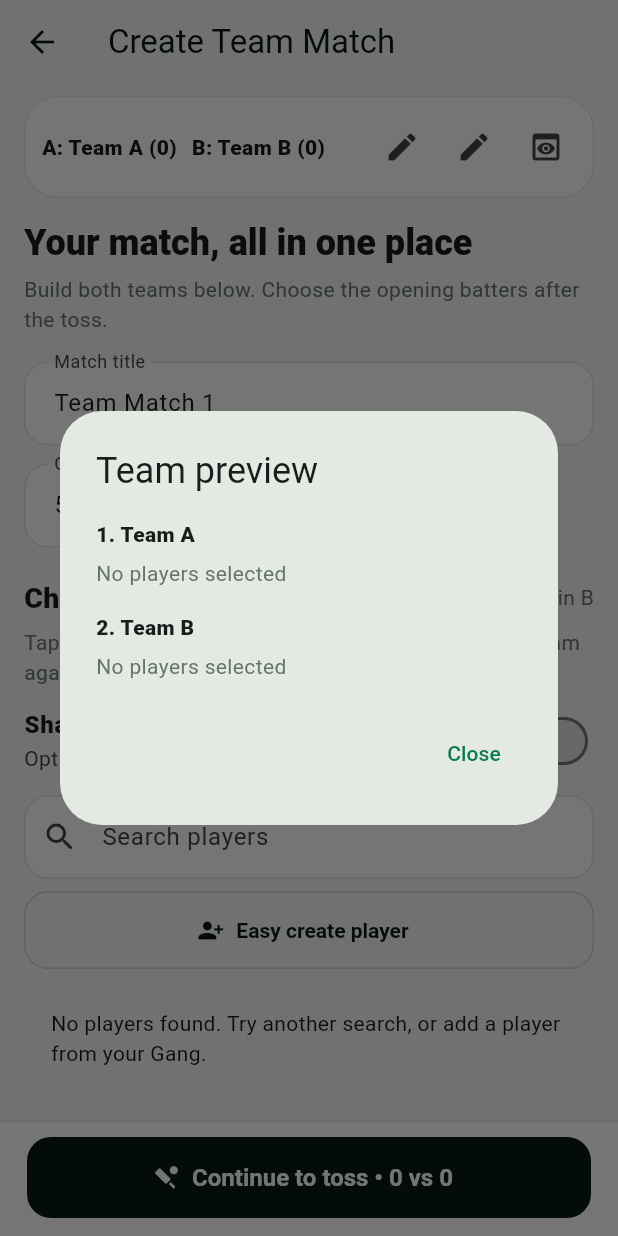
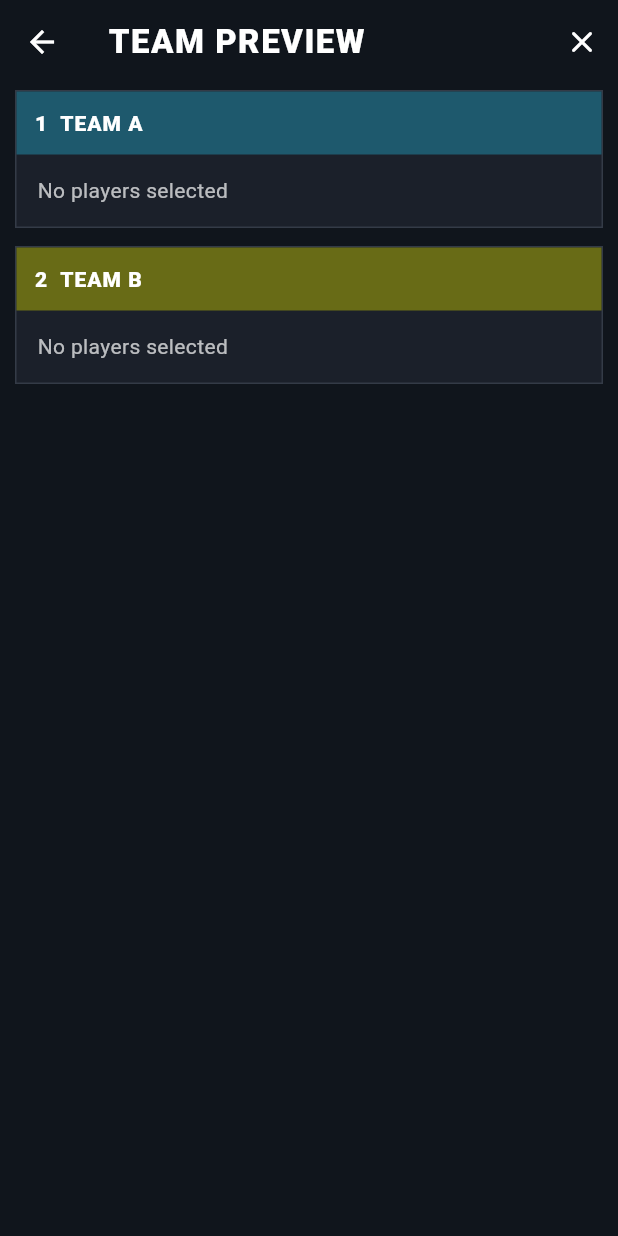
Before and after one commit to rc-balaji/TexiolCricXii, a Flutter app: the CreateTeamMatchScreen screen opened directly, after a tap on the "preview" icon, on a phone screen of 412 x 824 dp. Run offline on Flutter 3.47's test engine with Material 3 defaults, Android fonts, the phone set to English and light mode, and no system bars; our stand-ins replace cloud_firestore, firebase_auth, firebase_core, pdf, share_plus, shared_preferences; accounts and stored records are empty; network calls fail; statements that could not run were skipped.

Commit message:
feat: polish team preview and overs setup
Add sharp full-screen team preview panels, prevent focus restoration after preview dismissal, and offer 4, 6, 8, or custom overs presets.\n\nCo-authored-by: Copilot <223556219+Copilot@users.noreply.github.com>

```diff
--- a/lib/screens/create_team_match_screen.dart
+++ b/lib/screens/create_team_match_screen.dart
@@ -29,7 +29,7 @@ class CreateTeamMatchScreen extends StatefulWidget {
 class _CreateTeamMatchScreenState extends State<CreateTeamMatchScreen> {
   final _title = TextEditingController();
   final _search = TextEditingController();
-  final _overs = TextEditingController(text: '5');
+  final _overs = TextEditingController(text: '4');
   final _limitOvers = TextEditingController(text: '2');
   final _extraBowlers = TextEditingController(text: '1');
   final _teamAName = TextEditingController(text: 'Team A');
@@ -48,6 +48,7 @@ class _CreateTeamMatchScreenState extends State<CreateTeamMatchScreen> {
   bool _limitEnabled = false;
   bool _extraOverEnabled = false;
   bool _jokerEnabled = false;
+  bool _customOvers = false;
   PointRules _pointRules = const PointRules();
   String? _jokerId;
   String? _captainA;
@@ -95,6 +96,8 @@ class _CreateTeamMatchScreenState extends State<CreateTeamMatchScreen> {
     if (template == null) return;
     final rules = template.rules;
     _overs.text = '${rules.ballLimit ~/ rules.ballsPerOver}';
+    _customOvers =
+        !const [4, 6, 8].contains(rules.ballLimit ~/ rules.ballsPerOver);
     _teamAName.text = template.teamA.name;
     _teamBName.text = template.teamB.name;
     _teamA.addAll(template.teamA.playerIds);
@@ -204,52 +207,159 @@ class _CreateTeamMatchScreenState extends State<CreateTeamMatchScreen> {
   }
 
   Future<void> _showTeamPreview() async {
+    FocusManager.instance.primaryFocus?.unfocus();
     final store = AppScope.read(context);
     await showDialog<void>(
       context: context,
       builder:
-          (context) => AlertDialog(
-            title: const Text('Team preview'),
-            content: SizedBox(
-              width: double.maxFinite,
-              child: ListView(
-                shrinkWrap: true,
+          (context) => Dialog.fullscreen(
+            child: Scaffold(
+              backgroundColor: const Color(0xFF10151C),
+              appBar: AppBar(
+                backgroundColor: const Color(0xFF10151C),
+                foregroundColor: Colors.white,
+                title: const Text(
+                  'TEAM PREVIEW',
+                  style: TextStyle(
+                    fontWeight: FontWeight.w900,
+                    letterSpacing: 1,
+                  ),
+                ),
+                actions: [
+                  IconButton(
+                    tooltip: 'Close',
+                    onPressed: () => Navigator.pop(context),
+                    icon: const Icon(Icons.close_rounded),
+                  ),
+                ],
+              ),
+              body: SafeArea(
+                top: false,
+                child: LayoutBuilder(
+                  builder: (context, constraints) {
+                    final teams = [
+                      _previewPanel(
+                        '1',
+                        _teamAName.text,
+                        _teamA,
+                        store,
+                        const Color(0xFF1E596D),
+                      ),
+                      _previewPanel(
+                        '2',
+                        _teamBName.text,
+                        _teamB,
+                        store,
+                        const Color(0xFF686B16),
+                      ),
+                    ];
+                    if (constraints.maxWidth < 620) {
+                      return ListView(
+                        padding: const EdgeInsets.fromLTRB(10, 4, 10, 18),
                         children: [
-                  _previewList('1. ${_teamAName.text}', _teamA, store),
-                  const SizedBox(height: 16),
-                  _previewList('2. ${_teamBName.text}', _teamB, store),
+                          teams[0],
+                          const SizedBox(height: 12),
+                          teams[1],
+                        ],
+                      );
+                    }
+                    return Row(
+                      crossAxisAlignment: CrossAxisAlignment.start,
+                      children: [
+                        Expanded(child: teams[0]),
+                        const SizedBox(width: 10),
+                        Expanded(child: teams[1]),
+                      ],
+                    );
+                  },
+                ),
+              ),
+            ),
+          ),
+    );
+    if (mounted) {
+      FocusScope.of(context).unfocus();
+      FocusManager.instance.primaryFocus?.unfocus();
+    }
+  }
+
+  Widget _previewPanel(
+    String serial,
+    String name,
+    List<String> ids,
+    AppStore store,
+    Color headerColor,
+  ) => Container(
+    decoration: BoxDecoration(
+      color: const Color(0xFF1B202A),
+      border: Border.all(color: const Color(0xFF343B47)),
+    ),
+    child: Column(
+      crossAxisAlignment: CrossAxisAlignment.stretch,
+      children: [
+        Container(
+          padding: const EdgeInsets.symmetric(horizontal: 12, vertical: 11),
+          color: headerColor,
+          child: Text(
+            '$serial  ${name.toUpperCase()}',
+            maxLines: 1,
+            overflow: TextOverflow.ellipsis,
+            style: const TextStyle(
+              color: Colors.white,
+              fontWeight: FontWeight.w900,
+              letterSpacing: .7,
+            ),
+          ),
+        ),
+        if (ids.isEmpty)
+          const Padding(
+            padding: EdgeInsets.all(14),
+            child: Text(
+              'No players selected',
+              style: TextStyle(color: Colors.white70),
+            ),
+          )
+        else
+          for (var index = 0; index < ids.length; index++)
+            Container(
+              padding: const EdgeInsets.symmetric(horizontal: 10, vertical: 9),
+              decoration: BoxDecoration(
+                color:
+                    index.isEven
+                        ? const Color(0xFF292D38)
+                        : const Color(0xFF232731),
+                border: const Border(
+                  bottom: BorderSide(color: Color(0xFF11151B)),
+                ),
+              ),
+              child: Row(
+                children: [
+                  SizedBox(
+                    width: 28,
+                    child: Text(
+                      '${index + 1}',
+                      style: const TextStyle(
+                        color: Colors.white54,
+                        fontWeight: FontWeight.w900,
+                      ),
+                    ),
+                  ),
+                  Expanded(
+                    child: Text(
+                      store.playerById(ids[index])?.name ?? ids[index],
+                      maxLines: 1,
+                      overflow: TextOverflow.ellipsis,
+                      style: const TextStyle(
+                        color: Colors.white,
+                        fontWeight: FontWeight.w700,
+                      ),
+                    ),
+                  ),
                 ],
               ),
             ),
-            actions: [
-              TextButton(
-                onPressed: () => Navigator.pop(context),
-                child: const Text('Close'),
-              ),
       ],
     ),
-    );
-  }
-
-  Widget _previewList(String title, List<String> ids, AppStore store) => Column(
-    crossAxisAlignment: CrossAxisAlignment.start,
-    children: [
-      Text(title, style: const TextStyle(fontWeight: FontWeight.w900)),
-      const SizedBox(height: 6),
-      if (ids.isEmpty)
-        const Text(
-          'No players selected',
-          style: TextStyle(color: AppColors.muted),
-        )
-      else
-        for (var index = 0; index < ids.length; index++)
-          Padding(
-            padding: const EdgeInsets.only(bottom: 4),
-            child: Text(
-              '${index + 1}. ${store.playerById(ids[index])?.name ?? ids[index]}',
-            ),
-          ),
-    ],
   );
 
   Future<void> _easyCreatePlayer() async {
@@ -468,7 +578,7 @@ class _CreateTeamMatchScreenState extends State<CreateTeamMatchScreen> {
           Expanded(
             child: ListView(
               key: const ValueKey('team-match-setup-scroll'),
-              cacheExtent: 10000,
+              keyboardDismissBehavior: ScrollViewKeyboardDismissBehavior.onDrag,
               padding: const EdgeInsets.fromLTRB(16, 6, 16, 24),
               children: [
                 Text(
@@ -485,33 +595,58 @@ class _CreateTeamMatchScreenState extends State<CreateTeamMatchScreen> {
                 const SizedBox(height: 18),
                 TextField(
                   controller: _title,
+                  onTapOutside:
+                      (_) => FocusManager.instance.primaryFocus?.unfocus(),
                   decoration: const InputDecoration(labelText: 'Match title'),
                 ),
                 const SizedBox(height: 12),
-                Row(
+                const Text(
+                  'Overs per innings',
+                  style: TextStyle(fontWeight: FontWeight.w800),
+                ),
+                const SizedBox(height: 8),
+                Wrap(
+                  spacing: 8,
+                  runSpacing: 8,
                   children: [
-                    Expanded(
-                      child: TextField(
+                    for (final value in [4, 6, 8])
+                      ChoiceChip(
+                        label: Text('$value overs'),
+                        selected: !_customOvers && _oversValue == value,
+                        onSelected:
+                            (_) => setState(() {
+                              _customOvers = false;
+                              _overs.text = '$value';
+                            }),
+                      ),
+                    ChoiceChip(
+                      label: const Text('Custom'),
+                      selected: _customOvers,
+                      onSelected: (_) => setState(() => _customOvers = true),
+                    ),
+                  ],
+                ),
+                if (_customOvers) ...[
+                  const SizedBox(height: 10),
+                  TextField(
                     controller: _overs,
                     keyboardType: TextInputType.number,
+                    onTapOutside:
+                        (_) => FocusManager.instance.primaryFocus?.unfocus(),
                     onChanged: (_) => setState(() {}),
                     decoration: const InputDecoration(
-                          labelText: 'Overs per innings',
+                      labelText: 'Custom overs',
                       suffixText: 'ov',
                     ),
                   ),
-                    ),
-                    const SizedBox(width: 12),
-                    Expanded(
-                      child: Text(
+                ],
+                const SizedBox(height: 8),
+                Text(
                   '${_selectedIds.length} players selected\n${_jokerId == null ? 'Two teams' : 'Shared Joker active'}',
                   style: const TextStyle(
                     fontWeight: FontWeight.w700,
                     color: AppColors.greenDark,
                   ),
-                      ),
-                    ),
-                  ],
                 ),
                 const SizedBox(height: 20),
                 _sectionTitle(
@@ -537,6 +672,8 @@ class _CreateTeamMatchScreenState extends State<CreateTeamMatchScreen> {
                 ),
                 TextField(
                   controller: _search,
+                  onTapOutside:
+                      (_) => FocusManager.instance.primaryFocus?.unfocus(),
                   onChanged: (_) => setState(() {}),
                   decoration: const InputDecoration(
                     labelText: 'Search players',
@@ -847,6 +984,8 @@ class _CreateTeamMatchScreenState extends State<CreateTeamMatchScreen> {
             TextField(
               controller: _limitOvers,
               keyboardType: TextInputType.number,
+              onTapOutside:
+                  (_) => FocusManager.instance.primaryFocus?.unfocus(),
               onChanged: (_) => setState(() {}),
               decoration: const InputDecoration(
                 labelText: 'Maximum overs per bowler',
@@ -863,6 +1002,8 @@ class _CreateTeamMatchScreenState extends State<CreateTeamMatchScreen> {
               TextField(
                 controller: _extraBowlers,
                 keyboardType: TextInputType.number,
+                onTapOutside:
+                    (_) => FocusManager.instance.primaryFocus?.unfocus(),
                 onChanged: (_) => setState(() {}),
                 decoration: const InputDecoration(
                   labelText: 'How many bowlers per team?',
```
Lines whose indentation alone changed are shown as unchanged.
